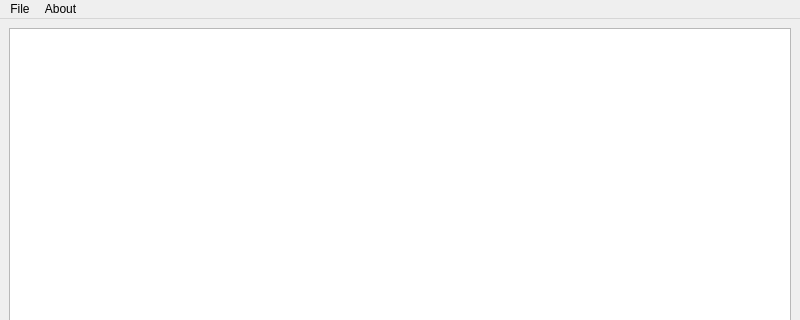
This is Notepad.ui in Neutrovertido/DearthOS as Qt 5 draws it before an edit; both pictures show x 0 to 800 and y 0 to 320 of the 800 by 600 pixel window. The edited form follows.
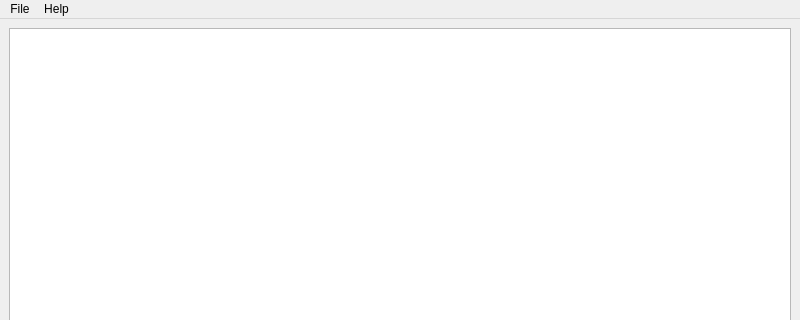
This is the edited form.

Patch:
```diff
--- a/Notepad.ui
+++ b/Notepad.ui
@@ -40,7 +40,7 @@
    </widget>
    <widget class="QMenu" name="menuAbout">
     <property name="title">
-     <string>About</string>
+     <string>Help</string>
     </property>
    </widget>
    <addaction name="menuFile"/>
```
Left out of the diff: 6 changed lines with no effect on the pictures.
